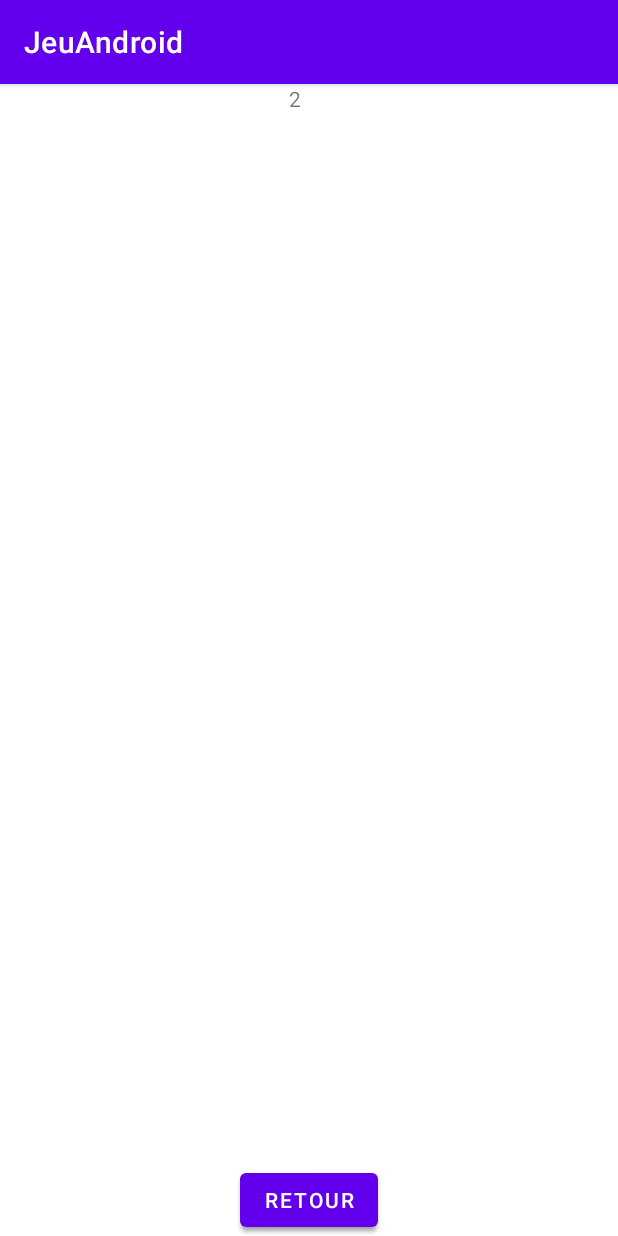
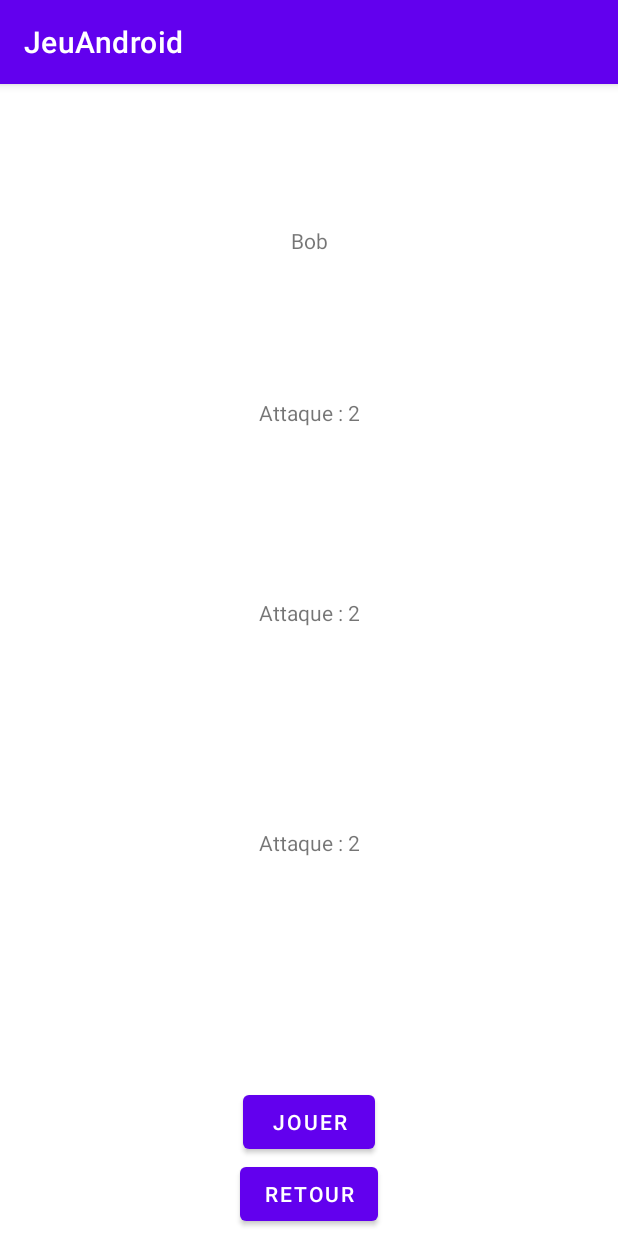
Before and after one commit to PedroMezquita/Mobile_Project, an Android app: the FragmentMaster screen opened directly, with no data from a screen before it, after a tap on "BOB", on a phone screen of 412 x 824 dp. Run offline under Robolectric (Android 15) with nearby library versions, the phone set to English and light mode, and no system bars.

Commit message:
Le recycler view fonctionne correctement

```diff
--- a/code/JeuAndroid/app/src/main/java/fr/iuttest/jeuandroid/model/test/MonAdaptateur.java
+++ b/code/JeuAndroid/app/src/main/java/fr/iuttest/jeuandroid/model/test/MonAdaptateur.java
@@ -1,10 +1,16 @@
 package fr.iuttest.jeuandroid.model.test;
 
+import android.annotation.SuppressLint;
+import android.content.Context;
+import android.os.Build;
 import android.view.LayoutInflater;
 import android.view.ViewGroup;
 import android.widget.LinearLayout;
 
 import androidx.annotation.NonNull;
+import androidx.annotation.RequiresApi;
+import androidx.appcompat.app.AppCompatActivity;
+import androidx.constraintlayout.widget.ConstraintLayout;
 import androidx.recyclerview.widget.RecyclerView;
 
 import java.util.List;
@@ -15,23 +21,29 @@ import fr.iuttest.jeuandroid.model.jeu.entities.Joueur;
 public class MonAdaptateur extends RecyclerView.Adapter{
 
     private List<Joueur> list;
+    private AppCompatActivity activiteParent;
 
-    public MonAdaptateur(List<Joueur> list) { this.list = list; }
+    public MonAdaptateur(List<Joueur> list, AppCompatActivity activiteParent) {
+        this.list = list;
+        this.activiteParent = activiteParent;
+    }
 
     @NonNull
     @Override
     public ViewHolderPers onCreateViewHolder(@NonNull ViewGroup parent, int viewType) {
-        LinearLayout layout = (LinearLayout) LayoutInflater.from(parent.getContext()).inflate(R.layout.cellule_recycler_view, parent , false);
+        ConstraintLayout layout = (ConstraintLayout) LayoutInflater.from(parent.getContext()).inflate(R.layout.cellule_recycler_view, parent , false);
         return new ViewHolderPers(layout);
     }
 
 
+    @SuppressLint("UseCompatLoadingForDrawables")
+    @RequiresApi(api = Build.VERSION_CODES.LOLLIPOP)
     @Override
     public void onBindViewHolder(@NonNull RecyclerView.ViewHolder holder, int position) {
         Joueur perso = list.get(position);
         ((ViewHolderPers)holder).setPersoEnCours(perso);
         ((ViewHolderPers)holder).getButton().setText(perso.getName());
-        ((ViewHolderPers)holder).getTextViewStats().setText(perso.toString());
+        ((ViewHolderPers)holder).getImageView().setImageDrawable(activiteParent.getDrawable(R.drawable.template_character));
     }
 
     @Override
--- a/code/JeuAndroid/app/src/main/java/fr/iuttest/jeuandroid/model/test/ViewHolderPers.java
+++ b/code/JeuAndroid/app/src/main/java/fr/iuttest/jeuandroid/model/test/ViewHolderPers.java
@@ -2,6 +2,7 @@ package fr.iuttest.jeuandroid.model.test;
 
 import android.view.View;
 import android.widget.Button;
+import android.widget.ImageView;
 import android.widget.TextView;
 
 import androidx.annotation.NonNull;
@@ -15,16 +16,16 @@ import fr.iuttest.jeuandroid.views.fragment.MasterDetailPerso;
 public class ViewHolderPers extends RecyclerView.ViewHolder {
 
     private Button button;
-    private TextView textViewStats;
+    private ImageView imageView;
 
     public ViewHolderPers(@NonNull View itemView) {
         super(itemView);
         button = (Button) itemView.findViewById(R.id.buttonViewPerso);
-        textViewStats = (TextView) itemView.findViewById(R.id.textViewStats);
+        imageView = (ImageView)  itemView.findViewById(R.id.imageView);
     }
 
-    public TextView getButton() { return button; }
-    public TextView getTextViewStats() {return  textViewStats; }
+    public Button getButton() { return button; }
+    public ImageView getImageView() {return  imageView; }
 
     public void setPersoEnCours(Joueur persoEnCours){
         button.setOnClickListener(v -> {
--- a/code/JeuAndroid/app/src/main/java/fr/iuttest/jeuandroid/views/fragment/FenetreInfoPerso.java
+++ b/code/JeuAndroid/app/src/main/java/fr/iuttest/jeuandroid/views/fragment/FenetreInfoPerso.java
@@ -33,20 +33,10 @@ public class FenetreInfoPerso extends Fragment {
     private void updateData() {
         if(getActivity() != null){
             if(activiteParente.getPersoEnCours() != null){
-                ((TextView) getActivity().findViewById(R.id.stat_perso)).setText(valueOf(activiteParente.getPersoEnCours().getAtkPnt()));
-                ((TextView) getActivity().findViewById(R.id.stat_perso)).setText(valueOf(activiteParente.getPersoEnCours().getAtkPnt()));
-                ((TextView) getActivity().findViewById(R.id.stat_perso)).setText(valueOf(activiteParente.getPersoEnCours().getAtkPnt()));
-                ((TextView) getActivity().findViewById(R.id.stat_perso)).setText(valueOf(activiteParente.getPersoEnCours().getAtkPnt()));
-            }
-            else {
-                try {
-                    ((TextView) getActivity().findViewById(R.id.stat_perso)).setText("----");
-                    Toast totot = new Toast(activiteParente);
-                    totot.setText("------------");
-                    totot.show();
-                } catch (NullPointerException e) {
-                    //Absorbtion de l'exception qui survient lorsque l'on passe de paysage à portrait et qui est du à la disparition du fragment.
-                }
+                ((TextView) getActivity().findViewById(R.id.stat_perso1)).setText(valueOf(activiteParente.getPersoEnCours().getName()));
+                ((TextView) getActivity().findViewById(R.id.stat_perso2)).setText("Attaque : "+valueOf(activiteParente.getPersoEnCours().getAtkPnt()));
+                ((TextView) getActivity().findViewById(R.id.stat_perso3)).setText("Attaque : "+valueOf(activiteParente.getPersoEnCours().getAtkPnt()));
+                ((TextView) getActivity().findViewById(R.id.stat_perso4)).setText("Attaque : "+valueOf(activiteParente.getPersoEnCours().getAtkPnt()));
             }
         }
     }
--- a/code/JeuAndroid/app/src/main/java/fr/iuttest/jeuandroid/views/fragment/FragmentMaster.java
+++ b/code/JeuAndroid/app/src/main/java/fr/iuttest/jeuandroid/views/fragment/FragmentMaster.java
@@ -27,6 +27,6 @@ public class FragmentMaster extends Fragment {
         activiteParent = (MasterDetailPerso) getContext();
         RecyclerView listView = view.findViewById(R.id.list_perso);
         listView.setLayoutManager(new LinearLayoutManager(activiteParent));
-        listView.setAdapter(new MonAdaptateur(activiteParent.getListPerso().getListPerso()));
+        listView.setAdapter(new MonAdaptateur(activiteParent.getListPerso().getListPerso(), activiteParent));
     }
 }
--- a/code/JeuAndroid/app/src/main/java/fr/iuttest/jeuandroid/views/fragment/MasterDetailPerso.java
+++ b/code/JeuAndroid/app/src/main/java/fr/iuttest/jeuandroid/views/fragment/MasterDetailPerso.java
@@ -57,6 +57,8 @@ public class MasterDetailPerso extends AppCompatActivity {
         startActivity(intent);
     }
 
+    public void clickRetourMenu(View view){finish();}
+
     public Personnages getListPerso() { return listPerso; }
     public Joueur getPersoEnCours() {return persoEnCours;}
 }
--- a/code/JeuAndroid/app/src/main/res/layout/fragment_details.xml
+++ b/code/JeuAndroid/app/src/main/res/layout/fragment_details.xml
@@ -6,13 +6,40 @@
     android:layout_height="match_parent">
 
     <TextView
-        android:id="@+id/stat_perso"
-        android:layout_width="27dp"
-        android:layout_height="63dp"
+        android:id="@+id/stat_perso1"
+        android:layout_width="wrap_content"
+        android:layout_height="wrap_content"
+        app:layout_constraintBottom_toTopOf="@+id/stat_perso2"
         app:layout_constraintEnd_toEndOf="parent"
         app:layout_constraintStart_toStartOf="parent"
-        app:layout_constraintTop_toTopOf="parent"
-        app:layout_constraintVertical_bias="0.55" />
+        app:layout_constraintTop_toTopOf="parent" />
+
+    <TextView
+        android:id="@+id/stat_perso2"
+        android:layout_width="wrap_content"
+        android:layout_height="wrap_content"
+        app:layout_constraintBottom_toTopOf="@+id/stat_perso3"
+        app:layout_constraintEnd_toEndOf="parent"
+        app:layout_constraintStart_toStartOf="parent"
+        app:layout_constraintTop_toTopOf="@+id/stat_perso1" />
+
+    <TextView
+        android:id="@+id/stat_perso3"
+        android:layout_width="wrap_content"
+        android:layout_height="wrap_content"
+        app:layout_constraintBottom_toTopOf="@+id/stat_perso4"
+        app:layout_constraintEnd_toEndOf="parent"
+        app:layout_constraintStart_toStartOf="parent"
+        app:layout_constraintTop_toTopOf="@+id/stat_perso2" />
+
+    <TextView
+        android:id="@+id/stat_perso4"
+        android:layout_width="wrap_content"
+        android:layout_height="wrap_content"
+        app:layout_constraintBottom_toTopOf="@+id/jouer"
+        app:layout_constraintEnd_toEndOf="parent"
+        app:layout_constraintStart_toStartOf="parent"
+        app:layout_constraintTop_toTopOf="@+id/stat_perso3" />
 
     <Button
         android:id="@+id/jouer"
@@ -20,7 +47,7 @@
         android:layout_height="wrap_content"
         android:onClick="clickJeu"
         android:text="@string/Jouer"
-        app:layout_constraintBottom_toBottomOf="parent"
+        app:layout_constraintBottom_toTopOf="@+id/retour"
         app:layout_constraintEnd_toEndOf="parent"
         app:layout_constraintStart_toStartOf="parent"
         tools:ignore="UsingOnClickInXml" />
@@ -29,8 +56,9 @@
         android:id="@+id/retour"
         android:layout_width="wrap_content"
         android:layout_height="wrap_content"
+        android:layout_marginBottom="4dp"
+        android:onClick="clickRetour"
         android:text="@string/retour"
-        android:onClick="clickRetour"
         app:layout_constraintBottom_toBottomOf="parent"
         app:layout_constraintEnd_toEndOf="parent"
         app:layout_constraintStart_toStartOf="parent"
--- a/code/JeuAndroid/app/src/main/res/layout/list_personnages.xml
+++ b/code/JeuAndroid/app/src/main/res/layout/list_personnages.xml
@@ -3,6 +3,4 @@
     xmlns:android="http://schemas.android.com/apk/res/android"
     android:layout_width="match_parent"
     android:layout_height="match_parent"
-    android:id="@+id/container_fragment" >
-
-</androidx.fragment.app.FragmentContainerView>
+    android:id="@+id/container_fragment" />
```
Also changed, not shown: code/JeuAndroid/app/src/main/res/layout/cellule_recycler_view.xml (+17 -12 lines), code/JeuAndroid/app/src/main/res/layout/fragment_master.xml (+27 -6 lines), code/JeuAndroid/app/src/main/res/drawable-v24/template_character.png (added).
